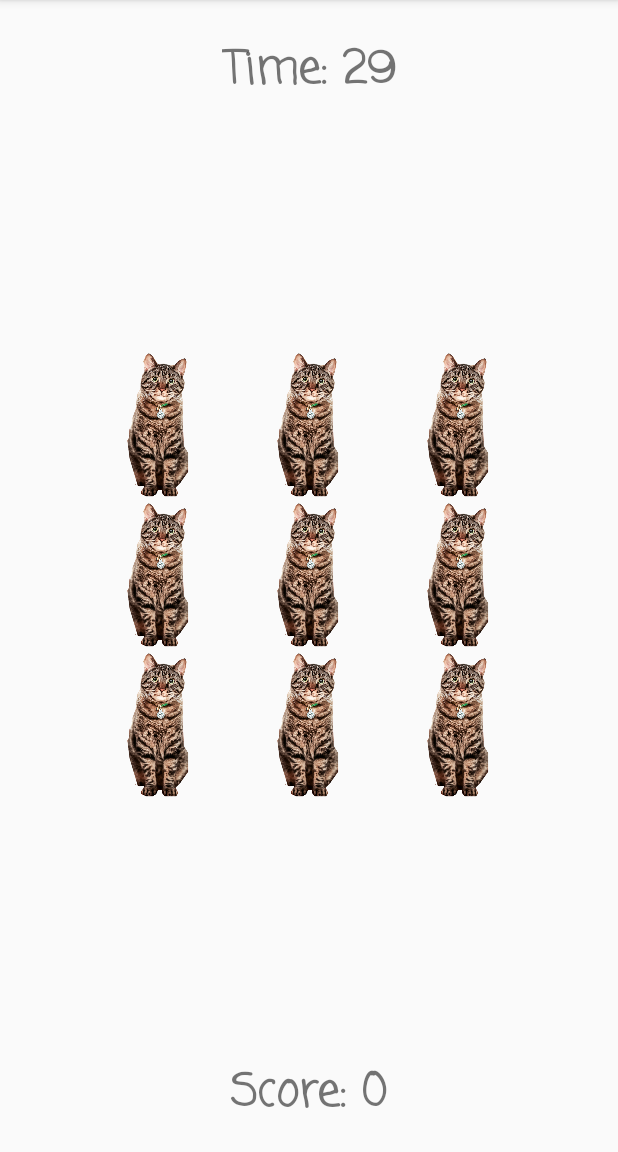
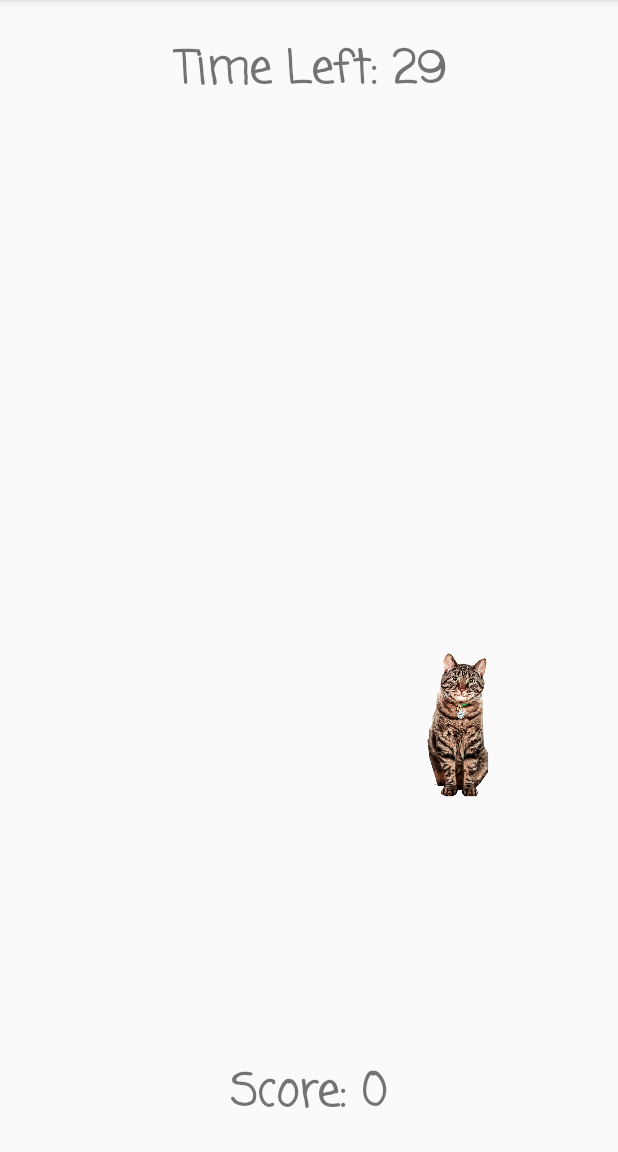
Before and after one commit to Photogad/CatchTheSmeagol, an Android app: the first screen one second after launch (MainActivity), on a phone screen of 412 x 824 dp, the part 84-1236 px from its top. Run offline under Robolectric (Android 15) with nearby library versions, the phone set to English and light mode, and no system bars.

Commit message:
added again dialog and sound

```diff
--- a/app/src/main/java/com/pa/catchthesmeagol/MainActivity.kt
+++ b/app/src/main/java/com/pa/catchthesmeagol/MainActivity.kt
@@ -1,35 +1,99 @@
 package com.pa.catchthesmeagol
 
+import android.content.DialogInterface
 import android.support.v7.app.AppCompatActivity
 import android.os.Bundle
 import android.os.CountDownTimer
+import android.os.Handler
+import android.support.v7.app.AlertDialog
 import android.view.View
 import android.widget.ImageView
 import kotlinx.android.synthetic.main.activity_main.*
+import java.util.*
+import android.content.Intent
+import android.media.MediaPlayer
+import com.pa.catchthesmeagol.R
+
 
 class MainActivity : AppCompatActivity() {
 
     var score : Int = 0
     var imageArray = ArrayList<ImageView>()
+    var handler : Handler = Handler()
+    var runnable: Runnable = Runnable {  }
+
 
     override fun onCreate(savedInstanceState: Bundle?) {
         super.onCreate(savedInstanceState)
         setContentView(R.layout.activity_main)
 
         score = 0
-        imageArray
+        imageArray = arrayListOf(imageView,imageView2,imageView3,imageView4,imageView5,imageView6,imageView7,imageView8,imageView8,imageView9)
+
+        hideSmeagols()
 
         //// countdown for 30 seconds on the timer text
         object: CountDownTimer(30000, 1000) {
             override fun onFinish() {
+
                 timeText.text = "Time is up!"
+
+                handler.removeCallbacks(runnable)
+
+                for (image in imageArray) {
+                    image.visibility = View.INVISIBLE
+                }
+
+                //// show again dialog 3 seconds later
+                val handler = Handler()
+                handler.postDelayed({
+                    wannaGoAgain()
+                }, 3000)
+
+
             }
 
             override fun onTick(p0: Long) {
-                timeText.text = "Time: " + p0 / 1000
+                timeText.text = "Time Left: " + p0 / 1000
             }
 
         }.start()
+
+    }
+
+    fun wannaGoAgain() {
+        val againDialog = AlertDialog.Builder(this)
+        againDialog.setTitle("Again?")
+        againDialog.setMessage("Want to try again?")
+        againDialog.setPositiveButton("Yes") { DialogInterface: DialogInterface, i: Int ->
+            val intent = intent
+            finish()
+            startActivity(intent)
+        }
+        againDialog.setNegativeButton("No") {DialogInterface: DialogInterface, i: Int ->
+            //
+        }
+        againDialog.show()
+    }
+
+    fun hideSmeagols() {
+
+        runnable = object : Runnable {
+            override fun run() {
+                for (image in imageArray) {
+                    image.visibility = View.INVISIBLE
+                }
+
+                val randomImage = Random()
+                val index = randomImage.nextInt(8 - 0)
+                imageArray[index].visibility = View.VISIBLE
+
+
+                handler.postDelayed(runnable, 300)
+            }
+
+        }
+        handler.post(runnable)
 
     }
 
@@ -38,8 +102,11 @@ class MainActivity : AppCompatActivity() {
 
         score++
 
+        val mp = MediaPlayer.create(this, R.raw.meow)
+        mp.start();
         scoreText.text = "Score: " + score
 
     }
 
+
 }
```
Also changed, not shown: 1 other file.
